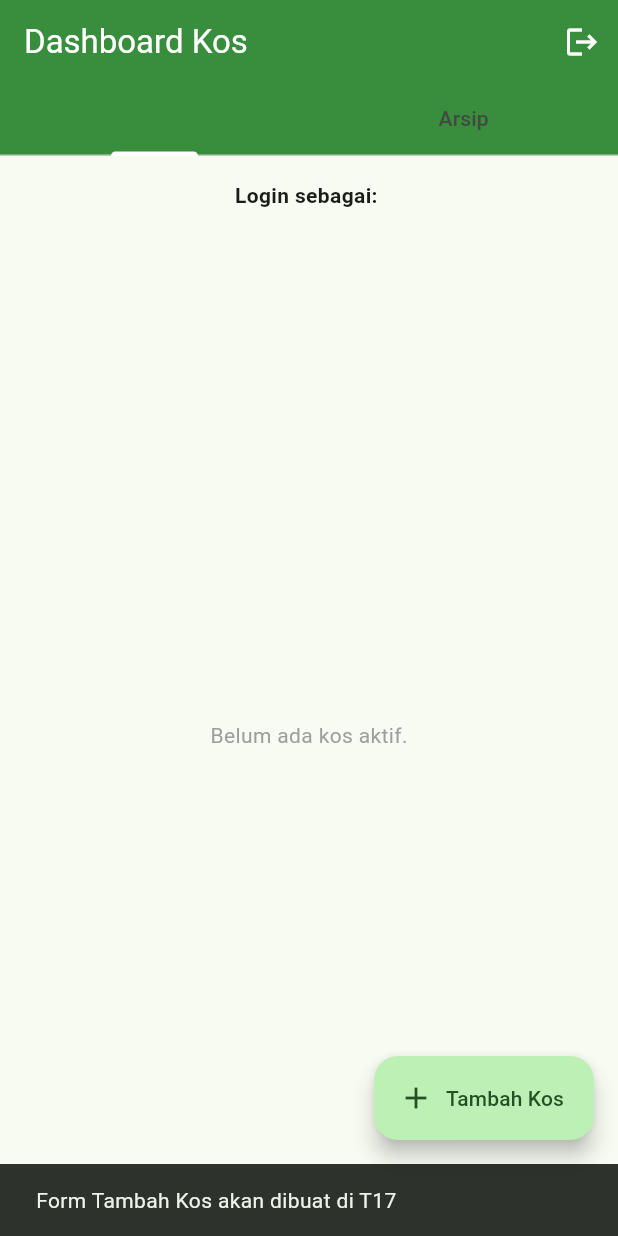
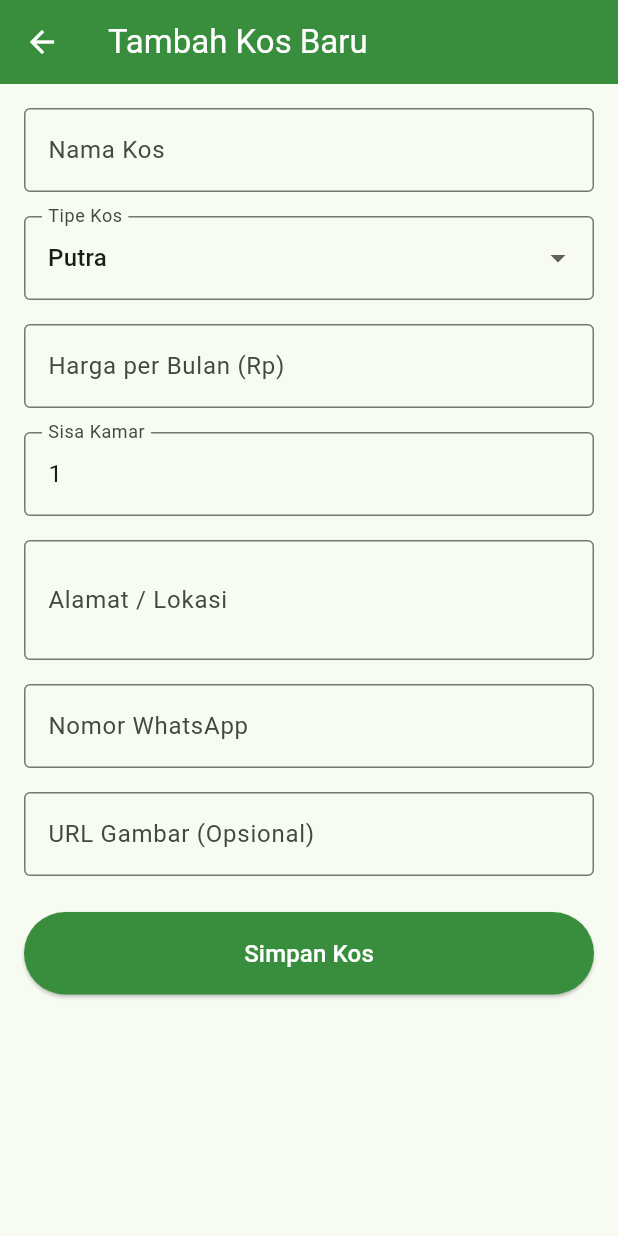
Before and after one commit to budhaaditya12323-boop/kosfinder, a Flutter app: the OwnerDashboardScreen screen opened by its route, after a tap on "Tambah Kos", on a phone screen of 412 x 824 dp. Run offline on Flutter 3.47's test engine with Material 3 defaults, Android fonts, the phone set to English and light mode, and no system bars; our stand-ins replace supabase_flutter; accounts and stored records are empty.

Commit message:
T17 & T18: add kos form screen and number normalization & implement edit kos mode in form and dashboard

```diff
--- /dev/null
+++ b/lib/screens/kos_form_screen.dart
@@ -0,0 +1,262 @@
+import 'package:flutter/material.dart';
+import 'package:provider/provider.dart';
+import '../models/kos_model.dart';
+import '../providers/auth_provider.dart';
+import '../providers/owner_kos_provider.dart';
+
+class KosFormScreen extends StatefulWidget {
+  /// Jika null, berarti mode Tambah (Create). Jika ada nilai, berarti mode Edit.
+  final Kos? existingKos;
+
+  const KosFormScreen({super.key, this.existingKos});
+
+  @override
+  State<KosFormScreen> createState() => _KosFormScreenState();
+}
+
+class _KosFormScreenState extends State<KosFormScreen> {
+  final _formKey = GlobalKey<FormState>();
+
+  late TextEditingController _nameController;
+  late TextEditingController _addressController;
+  late TextEditingController _priceController;
+  late TextEditingController _roomController;
+  late TextEditingController _contactController;
+  late TextEditingController _imageUrlController;
+
+  String _selectedGender = 'putra';
+  bool _isSaving = false;
+
+  @override
+  void initState() {
+    super.initState();
+    final kos = widget.existingKos;
+
+    _nameController = TextEditingController(text: kos?.name ?? '');
+    _addressController = TextEditingController(text: kos?.address ?? '');
+    _priceController = TextEditingController(text: kos?.price.toString() ?? '');
+    _roomController = TextEditingController(text: kos?.roomAvailable.toString() ?? '1');
+    _contactController = TextEditingController(text: kos?.contactNumber ?? '');
+    _imageUrlController = TextEditingController(text: kos?.imageUrl ?? '');
+
+    if (kos != null) {
+      _selectedGender = kos.genderType;
+    }
+  }
+
+  @override
+  void dispose() {
+    _nameController.dispose();
+    _addressController.dispose();
+    _priceController.dispose();
+    _roomController.dispose();
+    _contactController.dispose();
+    _imageUrlController.dispose();
+    super.dispose();
+  }
+
+  Future<void> _handleSave() async {
+    if (!_formKey.currentState!.validate()) return;
+
+    setState(() => _isSaving = true);
+
+    final ownerId = context.read<AuthProvider>().currentUser?.id ?? '';
+    final provider = context.read<OwnerKosProvider>();
+
+    // Normalisasi nomor HP
+    final normalizedContact = Kos.normalizeContactNumber(_contactController.text);
+
+    bool success;
+    if (widget.existingKos == null) {
+      // Mode Tambah (T17)
+      final newKos = Kos(
+        id: '', // ID akan digenerate oleh Supabase
+        ownerId: ownerId,
+        name: _nameController.text.trim(),
+        genderType: _selectedGender,
+        price: int.parse(_priceController.text.trim()),
+        roomAvailable: int.parse(_roomController.text.trim()),
+        address: _addressController.text.trim(),
+        contactNumber: normalizedContact,
+        imageUrl: _imageUrlController.text.trim().isEmpty ? null : _imageUrlController.text.trim(),
+        createdAt: DateTime.now(),
+        updatedAt: DateTime.now(),
+      );
+      success = await provider.createKos(newKos);
+    } else {
+      // Mode Edit (T18 nanti)
+      final updates = {
+        'name': _nameController.text.trim(),
+        'gender_type': _selectedGender,
+        'price': int.parse(_priceController.text.trim()),
+        'room_available': int.parse(_roomController.text.trim()),
+        'address': _addressController.text.trim(),
+        'contact_number': normalizedContact,
+        'image_url': _imageUrlController.text.trim().isEmpty ? null : _imageUrlController.text.trim(),
+      };
+      success = await provider.updateKos(widget.existingKos!.id, updates, ownerId);
+    }
+
+    if (mounted) {
+      setState(() => _isSaving = false);
+
+      if (success) {
+        ScaffoldMessenger.of(context).showSnackBar(
+          SnackBar(
+            content: Text(widget.existingKos == null ? 'Kos berhasil ditambahkan!' : 'Kos berhasil diperbarui!'),
+            backgroundColor: Colors.green,
+          ),
+        );
+        Navigator.pop(context); // Kembali ke Dashboard
+      } else {
+        ScaffoldMessenger.of(context).showSnackBar(
+          SnackBar(
+            content: Text(provider.errorMessage ?? 'Gagal menyimpan data.'),
+            backgroundColor: Colors.red,
+          ),
+        );
+      }
+    }
+  }
+
+  @override
+  Widget build(BuildContext context) {
+    final isEditMode = widget.existingKos != null;
+
+    return Scaffold(
+      appBar: AppBar(
+        title: Text(isEditMode ? 'Edit Kos' : 'Tambah Kos Baru'),
+        backgroundColor: Colors.green.shade700,
+        foregroundColor: Colors.white,
+      ),
+      body: SingleChildScrollView(
+        padding: const EdgeInsets.all(16.0),
+        child: Form(
+          key: _formKey,
+          child: Column(
+            children: [
+              // Nama Kos
+              TextFormField(
+                controller: _nameController,
+                decoration: const InputDecoration(
+                  labelText: 'Nama Kos',
+                  border: OutlineInputBorder(),
+                ),
+                validator: (val) => val == null || val.trim().isEmpty ? 'Nama kos wajib diisi' : null,
+              ),
+              const SizedBox(height: 16),
+
+              // Tipe Gender
+              DropdownButtonFormField<String>(
+                value: _selectedGender,
+                decoration: const InputDecoration(
+                  labelText: 'Tipe Kos',
+                  border: OutlineInputBorder(),
+                ),
+                items: const [
+                  DropdownMenuItem(value: 'putra', child: Text('Putra')),
+                  DropdownMenuItem(value: 'putri', child: Text('Putri')),
+                  DropdownMenuItem(value: 'campur', child: Text('Campur')),
+                ],
+                onChanged: (val) {
+                  if (val != null) setState(() => _selectedGender = val);
+                },
+              ),
+              const SizedBox(height: 16),
+
+              // Harga
+              TextFormField(
+                controller: _priceController,
+                keyboardType: TextInputType.number,
+                decoration: const InputDecoration(
+                  labelText: 'Harga per Bulan (Rp)',
+                  border: OutlineInputBorder(),
+                ),
+                validator: (val) {
+                  if (val == null || val.isEmpty) return 'Harga wajib diisi';
+                  final price = int.tryParse(val);
+                  if (price == null || price <= 0) return 'Harga harus berupa angka lebih dari 0';
+                  return null;
+                },
+              ),
+              const SizedBox(height: 16),
+
+              // Sisa Kamar (Validasi >= 0)
+              TextFormField(
+                controller: _roomController,
+                keyboardType: TextInputType.number,
+                decoration: const InputDecoration(
+                  labelText: 'Sisa Kamar',
+                  border: OutlineInputBorder(),
+                ),
+                validator: (val) {
+                  if (val == null || val.isEmpty) return 'Sisa kamar wajib diisi';
+                  final room = int.tryParse(val);
+                  if (room == null) return 'Harus berupa angka';
+                  if (room < 0) return 'Sisa kamar tidak boleh negatif';
+                  return null;
+                },
+              ),
+              const SizedBox(height: 16),
+
+              // Alamat
+              TextFormField(
+                controller: _addressController,
+                maxLines: 2,
+                decoration: const InputDecoration(
+                  labelText: 'Alamat / Lokasi',
+                  border: OutlineInputBorder(),
+                ),
+                validator: (val) => val == null || val.trim().isEmpty ? 'Alamat wajib diisi' : null,
+              ),
+              const SizedBox(height: 16),
+
+              // Nomor HP
+              TextFormField(
+                controller: _contactController,
+                keyboardType: TextInputType.phone,
+                decoration: const InputDecoration(
+                  labelText: 'Nomor WhatsApp',
+                  hintText: 'Contoh: 08123456789',
+                  border: OutlineInputBorder(),
+                ),
+                validator: (val) => val == null || val.trim().isEmpty ? 'Nomor WA wajib diisi' : null,
+              ),
+              const SizedBox(height: 16),
+
+              // URL Gambar
+              TextFormField(
+                controller: _imageUrlController,
+                decoration: const InputDecoration(
+                  labelText: 'URL Gambar (Opsional)',
+                  border: OutlineInputBorder(),
+                ),
+              ),
+              const SizedBox(height: 24),
+
+              // Tombol Simpan
+              SizedBox(
+                width: double.infinity,
+                child: ElevatedButton(
+                  onPressed: _isSaving ? null : _handleSave,
+                  style: ElevatedButton.styleFrom(
+                    backgroundColor: Colors.green.shade700,
+                    foregroundColor: Colors.white,
+                    padding: const EdgeInsets.symmetric(vertical: 16),
+                  ),
+                  child: _isSaving
+                      ? const SizedBox(
+                          height: 20,
+                          width: 20,
+                          child: CircularProgressIndicator(strokeWidth: 2, color: Colors.white),
+                        )
+                      : Text(isEditMode ? 'Simpan Perubahan' : 'Simpan Kos', style: const TextStyle(fontSize: 16)),
+                ),
+              ),
+            ],
+          ),
+        ),
+      ),
+    );
+  }
+}
--- a/lib/screens/owner_dashboard_screen.dart
+++ b/lib/screens/owner_dashboard_screen.dart
@@ -3,6 +3,7 @@ import 'package:provider/provider.dart';
 import '../providers/auth_provider.dart';
 import '../providers/owner_kos_provider.dart';
 import '../widgets/owner_kos_card.dart';
+import 'kos_form_screen.dart';
 
 class OwnerDashboardScreen extends StatefulWidget {
   const OwnerDashboardScreen({super.key});
@@ -74,20 +75,43 @@ class _OwnerDashboardScreenState extends State<OwnerDashboardScreen> {
     return DefaultTabController(
       length: 2,
       child: Scaffold(
-        appBar: AppBar(
-          title: const Text('Dashboard Kos'),
-          backgroundColor: Theme.of(context).colorScheme.primary,
+                appBar: AppBar(
+          title: const Text(
+            'Dashboard Kos',
+            style: TextStyle(fontWeight: FontWeight.bold, letterSpacing: 1.2),
+          ),
+          // 1. Gunakan Gradient yang senada dengan tema hijau
+          flexibleSpace: Container(
+            decoration: BoxDecoration(
+              gradient: LinearGradient(
+                colors: [Colors.green.shade700, Colors.green.shade500],
+                begin: Alignment.topLeft,
+                end: Alignment.bottomRight,
+              ),
+              borderRadius: const BorderRadius.only(
+                bottomLeft: Radius.circular(20),
+                bottomRight: Radius.circular(20),
+              ),
+            ),
+          ),
           foregroundColor: Colors.white,
+          elevation: 0,
           automaticallyImplyLeading: false,
+          // 2. Tombol logout dibuat lebih rapi dengan tooltip
           actions: [
             IconButton(
-              icon: const Icon(Icons.logout),
+              icon: const Icon(Icons.power_settings_new_rounded),
               tooltip: 'Logout',
               onPressed: () => _handleLogout(context),
             ),
+            const SizedBox(width: 8),
           ],
+          // 3. TabBar disesuaikan agar menyatu dengan gradient
           bottom: const TabBar(
             indicatorColor: Colors.white,
+            indicatorWeight: 3,
+            labelStyle: TextStyle(fontWeight: FontWeight.bold, fontSize: 14, color: Colors.white),
+            unselectedLabelStyle: TextStyle(fontWeight: FontWeight.bold, fontSize: 14, color: Colors.white70),
             tabs: [
               Tab(text: 'Kos Aktif'),
               Tab(text: 'Arsip'),
@@ -114,10 +138,20 @@ class _OwnerDashboardScreenState extends State<OwnerDashboardScreen> {
                   ),
                 ],
               ),
+
         floatingActionButton: FloatingActionButton.extended(
           onPressed: () {
-            // TODO: Navigasi ke form Tambah Kos (T17)
-            ScaffoldMessenger.of(context).showSnackBar(const SnackBar(content: Text('Form Tambah Kos akan dibuat di T17')));
+            // Navigasi ke form Tambah Kos
+            Navigator.push(
+              context,
+              MaterialPageRoute(builder: (_) => const KosFormScreen()),
+            ).then((_) {
+               // Refresh list setelah kembali dari form
+               final ownerId = context.read<AuthProvider>().currentUser?.id;
+               if (ownerId != null) {
+                 context.read<OwnerKosProvider>().loadOwnerKos(ownerId);
+               }
+            });
           },
           icon: const Icon(Icons.add),
           label: const Text('Tambah Kos'),
@@ -141,11 +175,22 @@ class _OwnerDashboardScreenState extends State<OwnerDashboardScreen> {
       itemCount: list.length,
       itemBuilder: (context, index) {
         final kos = list[index];
-        return OwnerKosCard(
+                return OwnerKosCard(
           kos: kos,
           onEdit: () {
-             // TODO: Navigasi ke form Edit Kos (T18)
-             ScaffoldMessenger.of(context).showSnackBar(const SnackBar(content: Text('Form Edit Kos akan dibuat di T18')));
+            // Navigasi ke KosFormScreen dengan membawa data kos yang akan diedit
+            Navigator.push(
+              context,
+              MaterialPageRoute(
+                builder: (_) => KosFormScreen(existingKos: kos),
+              ),
+            ).then((_) {
+              // Setelah form ditutup, refresh data agar perubahan langsung terlihat
+              final ownerId = context.read<AuthProvider>().currentUser?.id;
+              if (ownerId != null) {
+                context.read<OwnerKosProvider>().loadOwnerKos(ownerId);
+              }
+            });
           },
           onDelete: () => _handleDeleteKos(context, kos.id, ownerId),
           onRestore: () => _handleRestoreKos(context, kos.id, ownerId),
```
